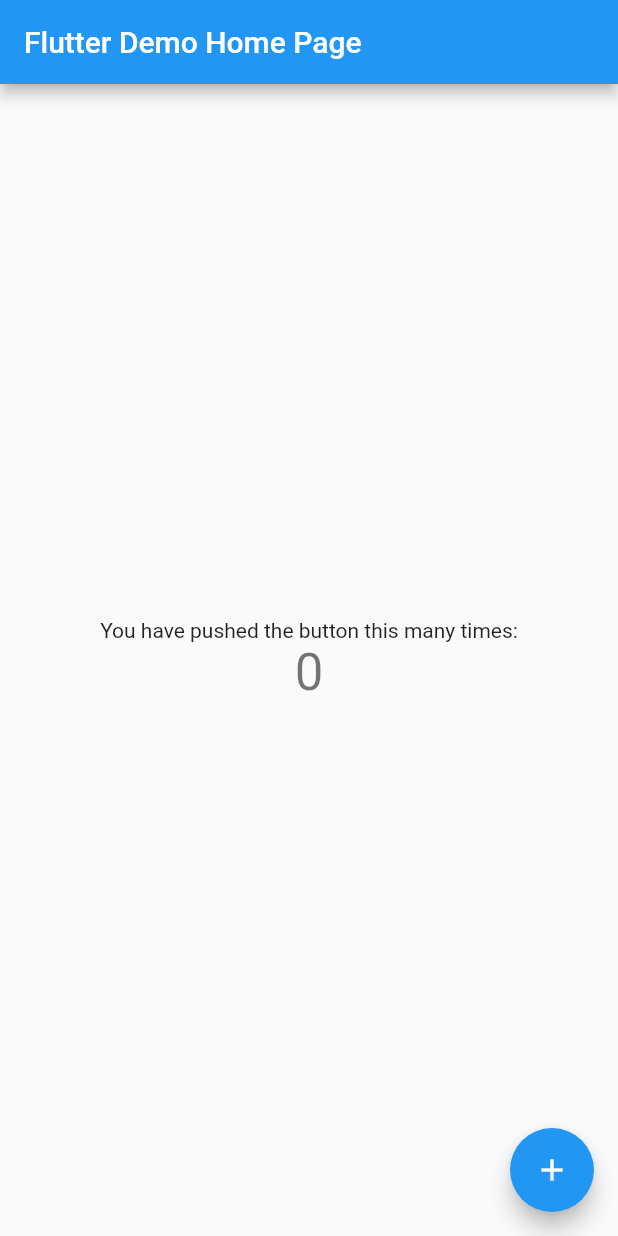
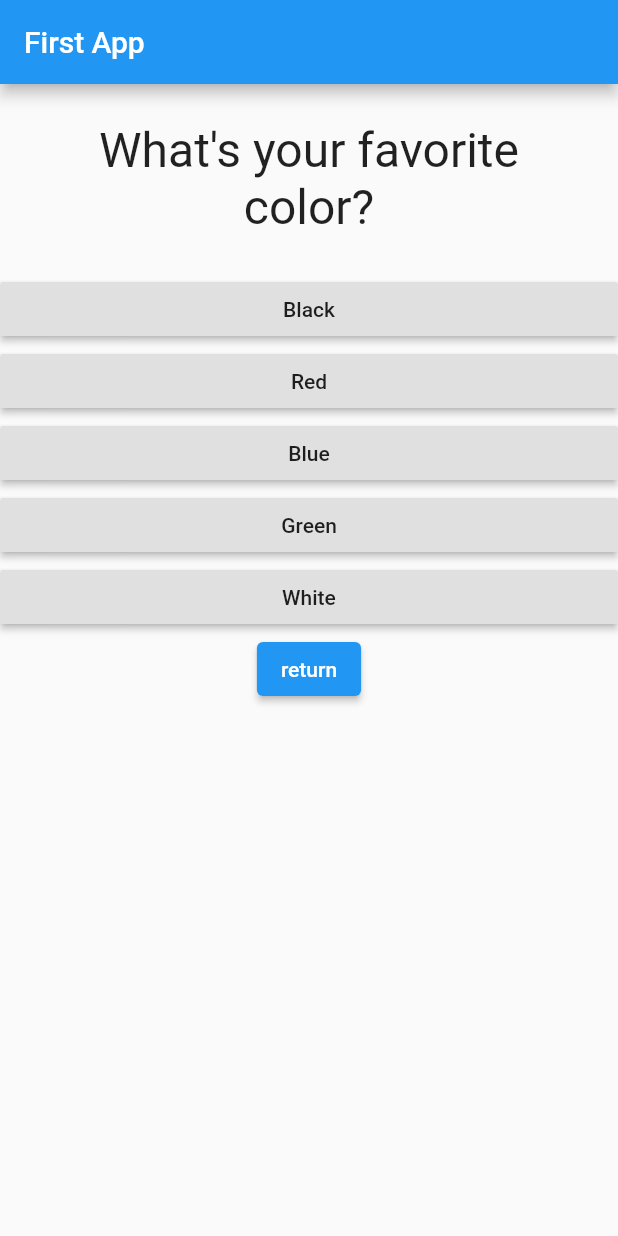
Before and after one commit to mintas123/Flutter-first-project, a Flutter app: the screen it shows after launch, on a phone screen of 412 x 824 dp. Run offline on Flutter 3.47's test engine with Material 2 defaults, Android fonts, the phone set to English and light mode, and no system bars.

Commit message:
quiz app basics - Quiz, Answer, Question, Result widgets created

```diff
--- /dev/null
+++ b/lib/answer.dart
@@ -0,0 +1,20 @@
+import 'package:flutter/material.dart';
+
+class Answer extends StatelessWidget {
+  final Function handler;
+  final String label;
+
+  Answer({this.label, this.handler});
+
+  @override
+  Widget build(BuildContext context) {
+    return Container(
+      width: double.infinity,
+      child: RaisedButton(
+        // color: Colors.blue,
+        child: Text(label),
+        onPressed: handler,
+      ),
+    );
+  }
+}
--- a/lib/main.dart
+++ b/lib/main.dart
@@ -1,113 +1,63 @@
 import 'package:flutter/material.dart';
 
-void main() {
-  runApp(MyApp());
-}
+import './quiz.dart';
+import './result.dart';
 
-class MyApp extends StatelessWidget {
-  // This widget is the root of your application.
+void main() => runApp(MyApp());
+
+class MyApp extends StatefulWidget {
   @override
-  Widget build(BuildContext context) {
-    return MaterialApp(
-      title: 'Flutter Demo',
-      theme: ThemeData(
-        // This is the theme of your application.
-        //
-        // Try running your application with "flutter run". You'll see the
-        // application has a blue toolbar. Then, without quitting the app, try
-        // changing the primarySwatch below to Colors.green and then invoke
-        // "hot reload" (press "r" in the console where you ran "flutter run",
-        // or simply save your changes to "hot reload" in a Flutter IDE).
-        // Notice that the counter didn't reset back to zero; the application
-        // is not restarted.
-        primarySwatch: Colors.blue,
-      ),
-      home: MyHomePage(title: 'Flutter Demo Home Page'),
-    );
+  State<StatefulWidget> createState() {
+    return _MyAppState();
   }
 }
 
-class MyHomePage extends StatefulWidget {
-  MyHomePage({Key key, this.title}) : super(key: key);
+class _MyAppState extends State<MyApp> {
+  var _questionIndex = 0;
+  static const _questions = [
+    {
+      'questionText': 'What\'s your favorite color?',
+      'answers': ['Black', 'Red', 'Blue', 'Green', 'White'],
+    },
+    {
+      'questionText': 'What\'s your favorite animal?',
+      'answers': ['Dog', 'Cat', 'Horse', 'Pig', 'Cheetah'],
+    },
+    {
+      'questionText': 'What\'s your favorite number?',
+      'answers': ['1', '2', '3'],
+    },
+  ];
 
-  // This widget is the home page of your application. It is stateful, meaning
-  // that it has a State object (defined below) that contains fields that affect
-  // how it looks.
+  void _answerQuestion() {
+    setState(() {
+      _questionIndex++;
+    });
+    print(_questionIndex);
+  }
 
-  // This class is the configuration for the state. It holds the values (in this
-  // case the title) provided by the parent (in this case the App widget) and
-  // used by the build method of the State. Fields in a Widget subclass are
-  // always marked "final".
-
-  final String title;
-
-  @override
-  _MyHomePageState createState() => _MyHomePageState();
-}
-
-class _MyHomePageState extends State<MyHomePage> {
-  int _counter = 0;
-
-  void _incrementCounter() {
+  void _return() {
     setState(() {
-      // This call to setState tells the Flutter framework that something has
-      // changed in this State, which causes it to rerun the build method below
-      // so that the display can reflect the updated values. If we changed
-      // _counter without calling setState(), then the build method would not be
-      // called again, and so nothing would appear to happen.
-      _counter++;
+      _questionIndex--;
     });
+    print(_questionIndex);
   }
 
   @override
   Widget build(BuildContext context) {
-    // This method is rerun every time setState is called, for instance as done
-    // by the _incrementCounter method above.
-    //
-    // The Flutter framework has been optimized to make rerunning build methods
-    // fast, so that you can just rebuild anything that needs updating rather
-    // than having to individually change instances of widgets.
-    return Scaffold(
-      appBar: AppBar(
-        // Here we take the value from the MyHomePage object that was created by
-        // the App.build method, and use it to set our appbar title.
-        title: Text(widget.title),
+    return MaterialApp(
+      home: Scaffold(
+        appBar: AppBar(
+          title: Text('First App'),
+        ),
+        body: _questionIndex < _questions.length
+            ? Quiz(
+                answerQuestion: _answerQuestion,
+                questionIndex: _questionIndex,
+                stepBack: _return,
+                questions: _questions)
+            : Result(),
       ),
-      body: Center(
-        // Center is a layout widget. It takes a single child and positions it
-        // in the middle of the parent.
-        child: Column(
-          // Column is also a layout widget. It takes a list of children and
-          // arranges them vertically. By default, it sizes itself to fit its
-          // children horizontally, and tries to be as tall as its parent.
-          //
-          // Invoke "debug painting" (press "p" in the console, choose the
-          // "Toggle Debug Paint" action from the Flutter Inspector in Android
-          // Studio, or the "Toggle Debug Paint" command in Visual Studio Code)
-          // to see the wireframe for each widget.
-          //
-          // Column has various properties to control how it sizes itself and
-          // how it positions its children. Here we use mainAxisAlignment to
-          // center the children vertically; the main axis here is the vertical
-          // axis because Columns are vertical (the cross axis would be
-          // horizontal).
-          mainAxisAlignment: MainAxisAlignment.center,
-          children: <Widget>[
-            Text(
-              'You have pushed the button this many times:',
-            ),
-            Text(
-              '$_counter',
-              style: Theme.of(context).textTheme.headline4,
-            ),
-          ],
-        ),
-      ),
-      floatingActionButton: FloatingActionButton(
-        onPressed: _incrementCounter,
-        tooltip: 'Increment',
-        child: Icon(Icons.add),
-      ), // This trailing comma makes auto-formatting nicer for build methods.
     );
   }
 }
--- /dev/null
+++ b/lib/question.dart
@@ -0,0 +1,20 @@
+import 'package:flutter/material.dart';
+
+class Question extends StatelessWidget {
+  final String questionText;
+
+  Question(this.questionText);
+
+  @override
+  Widget build(BuildContext context) {
+    return Container(
+      width: double.infinity,
+      margin: EdgeInsets.all(25),
+      child: Text(
+        questionText,
+        style: TextStyle(fontSize: 32),
+        textAlign: TextAlign.center,
+      ),
+    );
+  }
+}
--- /dev/null
+++ b/lib/quiz.dart
@@ -0,0 +1,30 @@
+import 'package:flutter/material.dart';
+
+import './question.dart';
+import './answer.dart';
+
+class Quiz extends StatelessWidget {
+  final List<Map<String, Object>> questions;
+  final Function answerQuestion;
+  final Function stepBack;
+  final int questionIndex;
+
+  Quiz(
+      {@required this.questions, @required this.questionIndex, @required this.answerQuestion, @required this.stepBack});
+
+  @override
+  Widget build(BuildContext context) {
+    return Column(
+      children: <Widget>[
+        Question(questions[questionIndex]['questionText']),
+        ...(questions[questionIndex]['answers'] as List<String>).map((answer) {
+          return Answer(label: answer, handler: answerQuestion);
+        }).toList(),
+        ElevatedButton(
+          child: Text('return'),
+          onPressed: stepBack,
+        ),
+      ],
+    );
+  }
+}
--- /dev/null
+++ b/lib/result.dart
@@ -0,0 +1,10 @@
+import 'package:flutter/material.dart';
+
+class Result extends StatelessWidget {
+  @override
+  Widget build(BuildContext context) {
+    return Center(
+      child: Text('Wow, You did it!'),
+    );
+  }
+}
```
